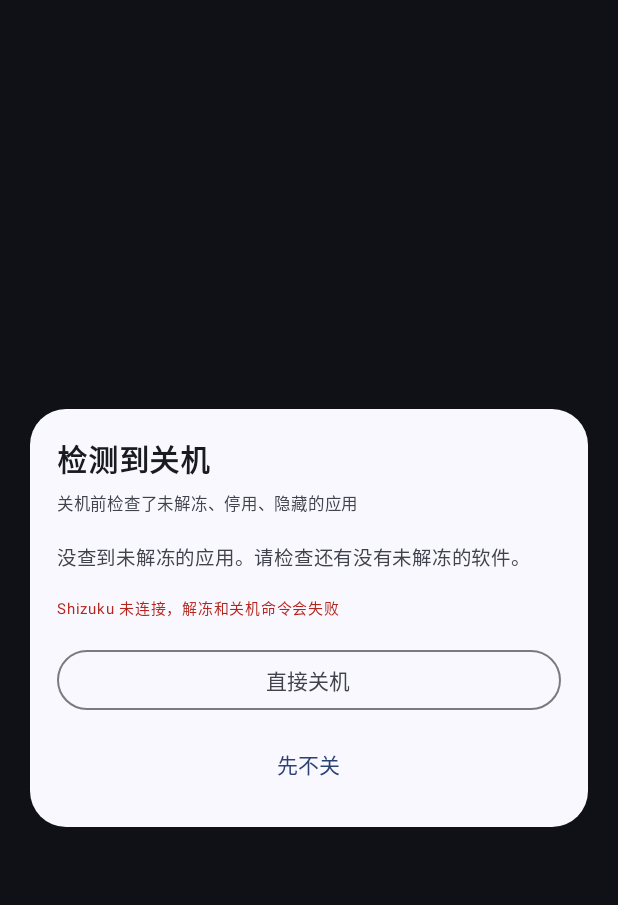
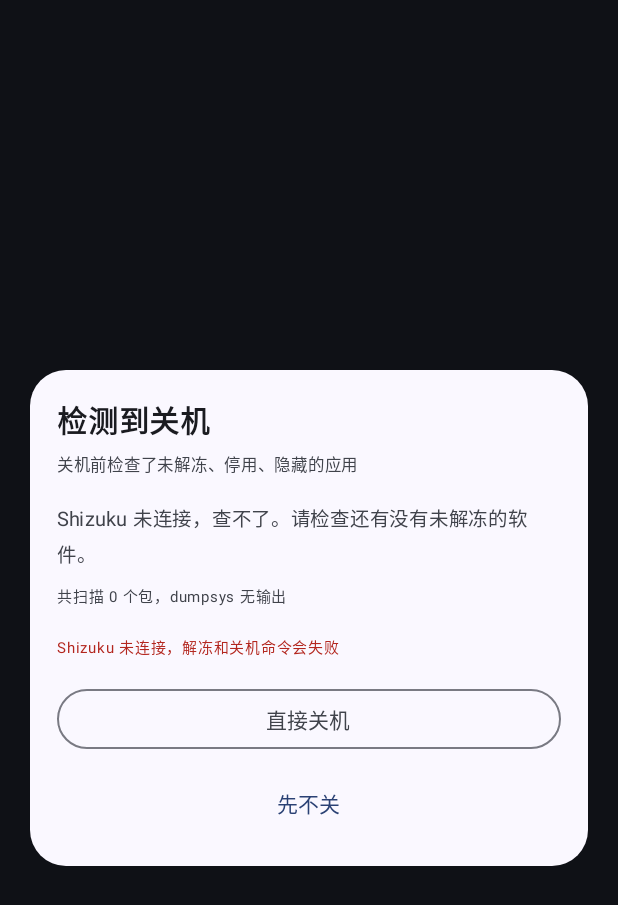
Before and after one commit to xgocgo/FreePlayToolBox, an Android app built with Jetpack Compose: the ShutdownGuardActivity screen opened directly, with no data from a screen before it, on a phone screen of 412 x 824 dp. Shown: the top 905 px of the screen. Run offline under Robolectric (Android 15) with nearby library versions, the phone set to English and light mode, and no system bars; libraries missing offline, so code that uses them is left out: moe.shizuku.server, rikka.shizuku.

Commit message:
关机检查：修 User 0 解析（字段顺序）、加 PackageManager 兜底与扫描统计

```diff
--- a/app/src/main/java/com/freeplay/toolbox/guard/GuardRepository.kt
+++ b/app/src/main/java/com/freeplay/toolbox/guard/GuardRepository.kt
@@ -33,18 +33,22 @@ data class GuardApp(
 object GuardRepository {
 
     private val pkgLine = Regex("""^\s*Package \[([\w.]+)\]""")
-    private val userLine = Regex(
-        """^\s*User (\d+): installed=(\w+) hidden=(\w+) suspended=(\w+).*enabled=(\d+)"""
-    )
+
+    /**
+     * `User 0:` 那行的字段顺序各版本不一样（通常还带 ceDataInode 前缀），
+     * 所以不按位置匹配，整行抓下来再逐个字段找。
+     */
+    private val userLine = Regex("""^\s*User (\d+): (.*)$""")
 
     private data class State(val hidden: Boolean, val suspended: Boolean, val enabled: Int)
 
-    suspend fun scan(context: Context): List<GuardApp> = withContext(Dispatchers.IO) {
+    data class ScanResult(val apps: List<GuardApp>, val packages: Int, val dumpChars: Int)
+
+    suspend fun scan(context: Context): ScanResult = withContext(Dispatchers.IO) {
         val dump = Shell.run("dumpsys package packages").out
-        if (dump.isBlank()) return@withContext emptyList()
-        val states = parse(dump)
+        val states = if (dump.isBlank()) emptyMap() else parse(dump)
         val pm = context.packageManager
-        states.mapNotNull { (pkg, st) ->
+        val hits = states.mapNotNull { (pkg, st) ->
             val mode = when {
                 st.suspended -> GuardMode.SUSPENDED
                 st.hidden -> GuardMode.HIDDEN
@@ -56,12 +60,43 @@ object GuardRepository {
             val ai = runCatching {
                 pm.getApplicationInfo(pkg, PackageManager.MATCH_UNINSTALLED_PACKAGES)
             }.getOrNull()
-            val label = ai?.let {
+            val label0 = ai?.let {
                 runCatching { pm.getApplicationLabel(it).toString() }.getOrNull()
             } ?: pkg
             val icon = ai?.let { runCatching { pm.getApplicationIcon(it) }.getOrNull() }
-            GuardApp(pkg, label, mode, icon)
+            GuardApp(pkg, label0, mode, icon)
         }.sortedWith(compareBy({ it.mode.ordinal }, { it.label }))
+
+        if (states.isEmpty()) {
+            // dumpsys 解析不出来（ROM 输出格式不同/命令没输出）时退回 PackageManager，
+            // 隐藏的包看不到，但暂停和停用能拿到
+            val fallback = pmFlags(context)
+            return@withContext ScanResult(fallback, fallback.size, dump.length)
+        }
+        ScanResult(hits, states.size, dump.length)
+    }
+
+    /** 兜底：直接从 ApplicationInfo 的标志位判断 */
+    private fun pmFlags(context: Context): List<GuardApp> {
+        val pm = context.packageManager
+        val out = mutableListOf<GuardApp>()
+        val pkgs = runCatching {
+            pm.getInstalledApplications(PackageManager.MATCH_UNINSTALLED_PACKAGES)
+        }.getOrDefault(emptyList())
+        for (ai in pkgs) {
+            if (ai.packageName == context.packageName) continue
+            val mode = when {
+                (ai.flags and android.content.pm.ApplicationInfo.FLAG_SUSPENDED) != 0 ->
+                    GuardMode.SUSPENDED
+                !ai.enabled -> GuardMode.DISABLED
+                else -> continue
+            }
+            val label = runCatching { pm.getApplicationLabel(ai).toString() }.getOrNull()
+                ?: ai.packageName
+            val icon = runCatching { pm.getApplicationIcon(ai) }.getOrNull()
+            out += GuardApp(ai.packageName, label, mode, icon)
+        }
+        return out.sortedWith(compareBy({ it.mode.ordinal }, { it.label }))
     }
 
     private fun parse(dump: String): Map<String, State> {
@@ -74,15 +109,21 @@ object GuardRepository {
                 continue
             }
             val u = userLine.find(line) ?: continue
+            if (u.groupValues[1] != "0") continue
             val pkg = current ?: continue
-            if (u.groupValues[1] != "0") continue
-            out[pkg] = State(
-                hidden = u.groupValues[3].equals("true", true),
-                suspended = u.groupValues[4].equals("true", true),
-                enabled = u.groupValues[5].toIntOrNull() ?: 0,
-            )
+            val st = parseUserState(u.groupValues[2]) ?: continue
+            out[pkg] = st
         }
         return out
+    }
+
+    private fun parseUserState(rest: String): State? {
+        fun flag(key: String): Boolean =
+            Regex("""\b""" + key + """=(\w+)""").find(rest)
+                ?.groupValues?.get(1)?.equals("true", ignoreCase = true) == true
+        val enabled = Regex("""\benabled=(\d+)""").find(rest)
+            ?.groupValues?.get(1)?.toIntOrNull() ?: return null
+        return State(flag("hidden"), flag("suspended"), enabled)
     }
 
     /** 解冻/启用/取消隐藏，返回 (成功数, 失败的应用名) */
--- a/app/src/main/java/com/freeplay/toolbox/guard/ShutdownGuardActivity.kt
+++ b/app/src/main/java/com/freeplay/toolbox/guard/ShutdownGuardActivity.kt
@@ -82,10 +82,16 @@ private fun GuardPanel(onClose: () -> Unit) {
     val scope = rememberCoroutineScope()
     var scanning by remember { mutableStateOf(true) }
     var apps by remember { mutableStateOf<List<GuardApp>>(emptyList()) }
+    var scanInfo by remember { mutableStateOf("") }
     var busy by remember { mutableStateOf(false) }
 
     LaunchedEffect(Unit) {
-        apps = withContext(Dispatchers.IO) { GuardRepository.scan(context) }
+        val r = withContext(Dispatchers.IO) { GuardRepository.scan(context) }
+        apps = r.apps
+        scanInfo = buildString {
+            append("共扫描 ${r.packages} 个包")
+            if (r.dumpChars == 0) append("，dumpsys 无输出")
+        }
         scanning = false
     }
 
@@ -136,15 +142,25 @@ private fun GuardPanel(onClose: () -> Unit) {
 
                     apps.isEmpty() -> {
                         Text(
-                            "没查到未解冻的应用。请检查还有没有未解冻的软件。",
+                            if (!AppState.shizukuGranted) {
+                                "Shizuku 未连接，查不了。请检查还有没有未解冻的软件。"
+                            } else {
+                                "没查到未解冻的应用。请检查还有没有未解冻的软件。"
+                            },
                             fontSize = 13.sp,
                             color = MaterialTheme.colorScheme.onSurfaceVariant,
+                        )
+                        Text(
+                            scanInfo,
+                            fontSize = 10.sp,
+                            color = MaterialTheme.colorScheme.onSurfaceVariant,
+                            modifier = Modifier.padding(top = 4.dp),
                         )
                     }
 
                     else -> {
                         Text(
-                            "有 ${apps.size} 个应用还处于非正常状态，重启后它们不会自己恢复：",
+                            "有 ${apps.size} 个应用还处于非正常状态，重启后它们不会自己恢复（$scanInfo）：",
                             fontSize = 12.sp,
                             color = MaterialTheme.colorScheme.onSurfaceVariant,
                         )
```
